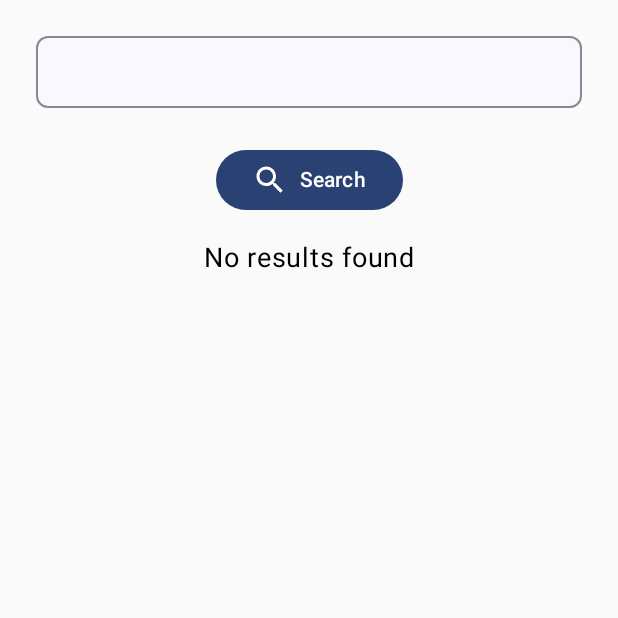
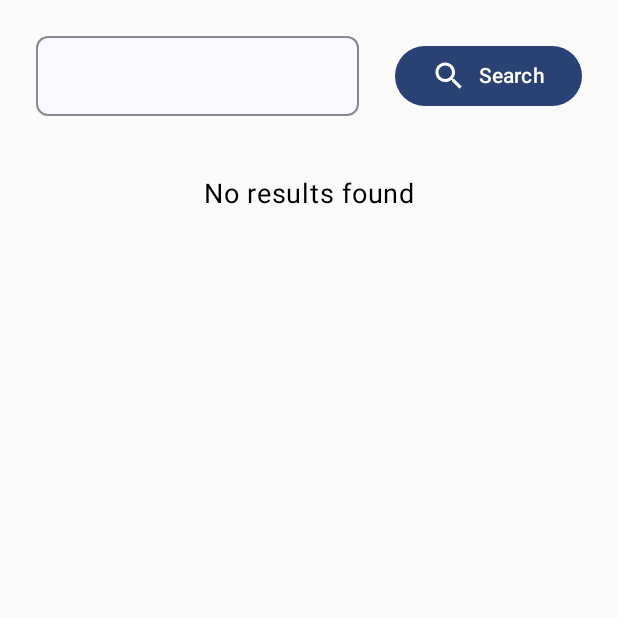
Before and after one commit to linaElzehiry/DemoApp, an Android app built with Jetpack Compose: the screen it shows after launch (MainActivity), on a phone screen of 412 x 824 dp, the top half of it. Run offline under Robolectric (Android 15) with nearby library versions, the phone set to English and light mode, and no system bars; our stand-ins replace livedata-compose; pictures from the network do not load.

Commit message:
Demo App

```diff
--- a/app/src/main/java/com/example/demoo/MainActivity.kt
+++ b/app/src/main/java/com/example/demoo/MainActivity.kt
@@ -28,11 +28,14 @@ import com.example.demoo.data.repo.UserRepository
 import com.example.demoo.ui.theme.DemooTheme
 import androidx.compose.foundation.Image
 import androidx.compose.foundation.border
+import androidx.compose.foundation.shape.CircleShape
 import androidx.compose.foundation.shape.RoundedCornerShape
 import androidx.compose.material.icons.Icons
 import androidx.compose.material.icons.filled.Search
 import androidx.compose.runtime.Composable
 import androidx.compose.runtime.remember
+import androidx.compose.ui.draw.clip
+import androidx.compose.ui.text.font.FontWeight
 import coil.compose.rememberAsyncImagePainter
 import coil.compose.rememberImagePainter
 
@@ -62,21 +65,35 @@ fun SearchScreen(viewModel: UserViewModel) {
             .fillMaxSize()
             .padding(16.dp),
         horizontalAlignment = Alignment.CenterHorizontally
+    ) { Row(
+        modifier = Modifier
+            .fillMaxWidth()
+            .padding(bottom = 16.dp),
+        horizontalArrangement = Arrangement.spacedBy(8.dp)
     ) {
+        // Search bar
         BasicTextField(
-               value = query,
+            value = query,
             onValueChange = { query = it },
             modifier = Modifier
-                .fillMaxWidth()
+                .weight(1f) // Make the text field take available space
                 .padding(8.dp)
-                .background(MaterialTheme.colorScheme.surface, MaterialTheme.shapes.small)
+                .background(MaterialTheme.colorScheme.surface, RoundedCornerShape(8.dp))
                 .border(1.dp, MaterialTheme.colorScheme.onSurface.copy(alpha = 0.5f), RoundedCornerShape(8.dp))
-                .padding(16.dp)
+                .padding(16.dp),
+            textStyle = MaterialTheme.typography.bodyLarge.copy(
+                fontSize = 18.sp,
+                fontWeight = FontWeight.Bold
+            )
         )
 
-        Spacer(modifier = Modifier.height(16.dp))
-
-        Button(onClick = { viewModel.searchUsers(query) }) {
+        // Search button
+        Button(
+            onClick = { viewModel.searchUsers(query) },
+            modifier = Modifier
+                .align(Alignment.CenterVertically) // Align button vertically center within the row
+                .padding(8.dp)
+        ) {
             Icon(
                 imageVector = Icons.Filled.Search,
                 contentDescription = "Search",
@@ -84,6 +101,35 @@ fun SearchScreen(viewModel: UserViewModel) {
             )
             Text("Search")
         }
+    }
+      /*  BasicTextField(
+               value = query,
+            onValueChange = { query = it },
+            modifier = Modifier
+                .weight(1f)
+               // .fillMaxWidth()
+                .padding(8.dp)
+                .background(MaterialTheme.colorScheme.surface, MaterialTheme.shapes.small)
+                .border(1.dp, MaterialTheme.colorScheme.onSurface.copy(alpha = 0.5f), RoundedCornerShape(8.dp))
+                .padding(16.dp),
+                    textStyle = MaterialTheme.typography.bodyLarge.copy(
+                    fontSize = 18.sp,
+            fontWeight = FontWeight.Bold
+        ))
+
+        Spacer(modifier = Modifier.height(16.dp))
+
+        Button(onClick = { viewModel.searchUsers(query) },
+            modifier = Modifier
+                .align(Alignment.CenterVertically) // Align button vertically center
+                .padding(8.dp)) {
+            Icon(
+                imageVector = Icons.Filled.Search,
+                contentDescription = "Search",
+                modifier = Modifier.padding(end = 8.dp)
+            )
+            Text("Search")
+        }*/
 
         Spacer(modifier = Modifier.height(16.dp))
 
@@ -108,6 +154,10 @@ fun UserItem(user: Item) {
             painter = rememberAsyncImagePainter(model =user.avatar_url ),
             contentDescription = "User Avatar",
             modifier = Modifier.size(40.dp)
+                .size(40.dp)
+                .clip(CircleShape) // Clip image to be circular
+                .border(1.dp, MaterialTheme.colorScheme.onSurface.copy(alpha = 0.5f), CircleShape) // Optional border
+
         )
         Spacer(modifier = Modifier.width(8.dp))
         Column {
```
